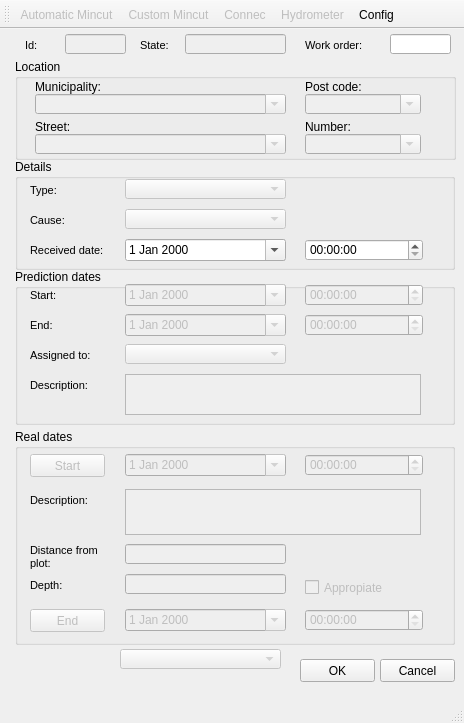
First picture: the form in ui/mincut.ui, repository Giswater/giswater_qgis_plugin, before the edit.
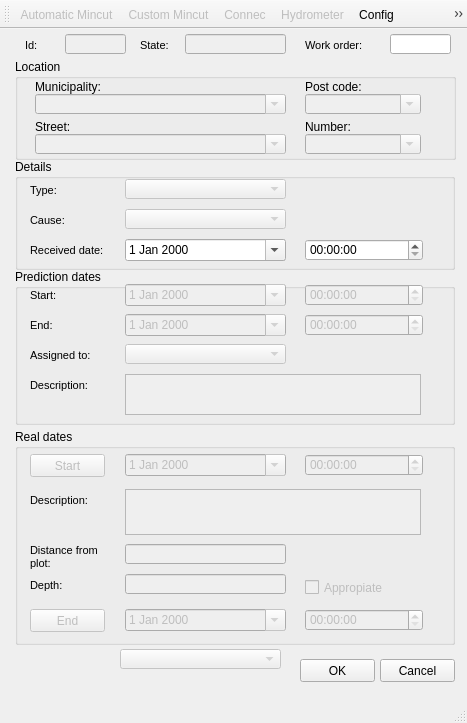
Second picture: the form after the edit. Icons and pictures are not drawn.

Commit message: Update forms with the goal to improve the composer manager

```diff
--- a/ui/mincut.ui
+++ b/ui/mincut.ui
@@ -6,7 +6,7 @@
    <rect>
     <x>0</x>
     <y>0</y>
-    <width>464</width>
+    <width>467</width>
     <height>723</height>
    </rect>
   </property>
@@ -1047,6 +1047,7 @@
    <addaction name="actionAddConnec"/>
    <addaction name="actionAddHydrometer"/>
    <addaction name="actionConfig"/>
+   <addaction name="actionComposer"/>
   </widget>
   <action name="actionConfig">
    <property name="enabled">
@@ -1117,6 +1118,15 @@
     <string>Hydrometer</string>
    </property>
   </action>
+  <action name="actionComposer">
+   <property name="icon">
+    <iconset>
+     <normaloff>../icons/181.png</normaloff>../icons/181.png</iconset>
+   </property>
+   <property name="text">
+    <string>Composer</string>
+   </property>
+  </action>
  </widget>
  <resources/>
  <connections/>
```
The commit also changes 3 other files.
